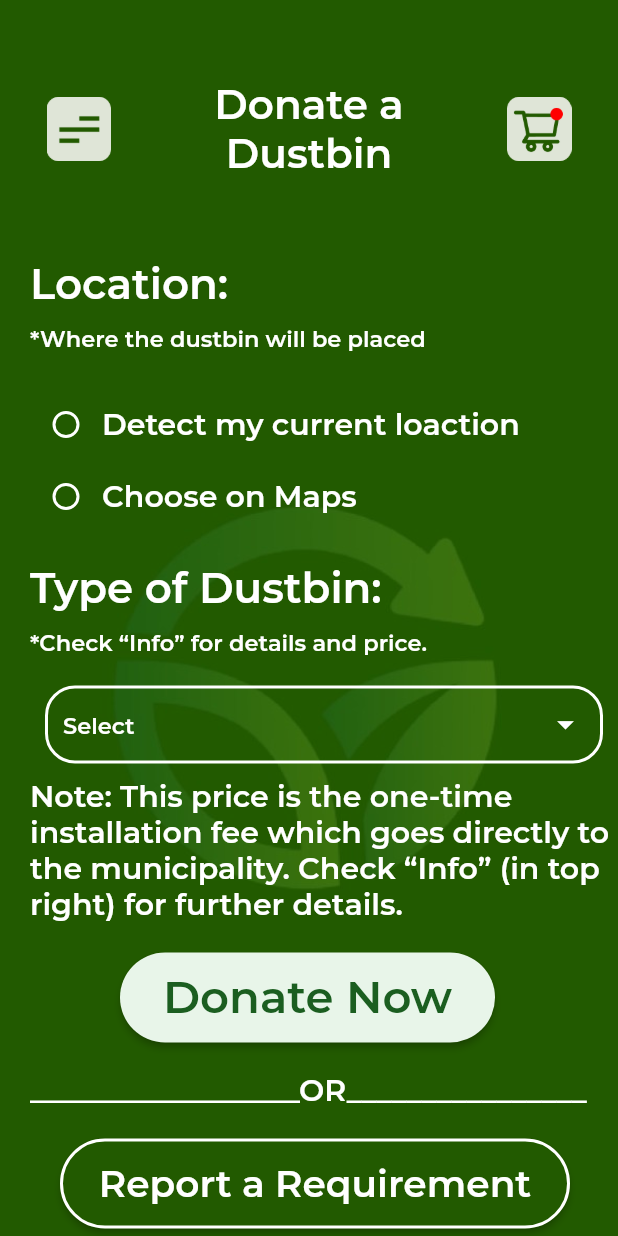
After one commit to rounak610/oxon_app, a Flutter app: the screen it shows after launch, after a tap on "Sign Up", on a phone screen of 412 x 824 dp. The commit adds this screen. Run offline on Flutter 3.47's test engine with Material 2 defaults, Android fonts, the phone set to English and light mode, and no system bars.

Commit message:
donate a dustbin

```diff
--- /dev/null
+++ b/lib/pages/donate_dustbin.dart
@@ -0,0 +1,285 @@
+import 'package:flutter/material.dart';
+import 'package:oxon_app/widgets/custom_appbar.dart';
+import 'package:oxon_app/widgets/custom_drawer.dart';
+
+class DonateDustbin extends StatefulWidget {
+  const DonateDustbin({Key? key}) : super(key: key);
+
+  @override
+  _DonateDustbinState createState() => _DonateDustbinState();
+}
+
+class _DonateDustbinState extends State<DonateDustbin> {
+  int selectedRadio = 1;
+
+  @override
+  void initState()
+  {
+    super.initState();
+    selectedRadio = 0;
+  }
+  setSelectedRadio(int val)
+  {
+    setState(() {
+      selectedRadio = val;
+    });
+  }
+  String ? value;
+  @override
+  Widget build(BuildContext context) {
+    return SafeArea(
+      child: Scaffold(
+        drawer: CustomDrawer(),
+        appBar: CustomAppBar(context, "Donate a Dustbin",
+        [
+          Container(
+            width: 105,
+            height: 105,
+            child: IconButton(
+                onPressed: () {},
+                icon: Container(
+                  width: 43,
+                  height: 43,
+                  alignment: Alignment.center,
+                  decoration: BoxDecoration(
+                      image: DecorationImage(
+                          image: AssetImage("assets/icons/shopping_cart.png"))),
+                )
+            ),
+          )
+        ]
+        ),
+        body: Stack(
+          children: [
+            Container(
+              decoration: BoxDecoration(
+                  image: DecorationImage(
+                      image:
+                      Image.asset('assets/images/products_pg_bg.png')
+                          .image,
+                      fit: BoxFit.cover)),
+            ),
+            SingleChildScrollView(
+              child: Padding(
+                padding : EdgeInsets.fromLTRB(20, 0, 0, 0),
+                child: Column(
+                  crossAxisAlignment: CrossAxisAlignment.start,
+                  children: [
+                    Text(
+                      "Location:",
+                      style: TextStyle(
+                          fontSize: 28,
+                          color: Colors.white,
+                          fontWeight: FontWeight.w700
+                      ),
+                    ),
+                    SizedBox(
+                      height: 10,
+                    ),
+                    Text(
+                      "*Where the dustbin will be placed",
+                      style: TextStyle(
+                          fontSize: 15,
+                          color: Colors.white,
+                          fontWeight: FontWeight.w100
+                      ),
+                    ),
+                    SizedBox(
+                      height: 25,
+                    ),
+                    Row(
+                      children: [
+                        Radio(
+                            value: 1,
+                            groupValue: selectedRadio,
+                            activeColor: Colors.white,
+                            fillColor: MaterialStateProperty.all(Colors.white),
+                            onChanged: (val) => setSelectedRadio(val as int)
+                            ),
+                        Padding(
+                          padding: EdgeInsets.fromLTRB(0, 0, 10, 0),
+                          child: Text(
+                            "Detect my current loaction",
+                            style: TextStyle(
+                                fontSize: 20,
+                                color: Colors.white,
+                                fontWeight: FontWeight.w500
+                            ),
+                          ),
+                        )
+                      ],
+                    ),
+                    Row(
+                      children: [
+                        Radio(
+                            value: 2,
+                            groupValue: selectedRadio,
+                            activeColor: Colors.white,
+                            fillColor: MaterialStateProperty.all(Colors.white),
+                            onChanged: (val) => setSelectedRadio(val as int)
+                        ),
+                        Text(
+                          "Choose on Maps",
+                          style: TextStyle(
+                              fontSize: 20,
+                              color: Colors.white,
+                              fontWeight: FontWeight.w500
+                          ),
+                        )
+                      ],
+                    ),
+                    SizedBox(
+                      height: 20,
+                    ),
+                    Text(
+                      "Type of Dustbin:",
+                      style: TextStyle(
+                          fontSize: 28,
+                          color: Colors.white,
+                          fontWeight: FontWeight.w700
+                      ),
+                    ),
+                    SizedBox(
+                      height: 10,
+                    ),
+                    Text(
+                      "*Check “Info” for details and price.",
+                      style: TextStyle(
+                          fontSize: 15,
+                          color: Colors.white,
+                          fontWeight: FontWeight.w100
+                      ),
+                    ),
+                    SizedBox(
+                      height: 20,
+                    ),
+                    Padding(
+                      padding: EdgeInsets.fromLTRB(10, 0, 10, 0),
+                      child: Container(
+                        padding: EdgeInsets.fromLTRB(10, 0, 10, 0),
+                        decoration: BoxDecoration(
+                          border: Border.all(color: Colors.white, width: 2),
+                          borderRadius: BorderRadius.circular(20),
+                        ),
+                        child: DropdownButtonHideUnderline(
+                          child: DropdownButton<String>(
+                            hint: Text("Select",
+                              style: TextStyle(
+                                  fontSize: 15,
+                                  color: Colors.white,
+                                  fontWeight: FontWeight.w100
+                              ),
+                            ),
+                            value: value,
+                            dropdownColor:  Color.fromARGB(255, 34, 90, 0),
+                            isExpanded: true,
+                            iconSize: 26,
+                            icon: Icon(Icons.arrow_drop_down, color: Colors.white,),
+                            items: <String>['select','item1', 'item2', 'item3', 'item4'].map((String value) {
+                              return DropdownMenuItem<String>(
+                                value: value,
+                                child: Text(value,
+                                  style: TextStyle(
+                                      fontSize: 15,
+                                      color: Colors.white,
+                                      fontWeight: FontWeight.w500
+                                  ),
+                                ),
+                              );
+                            }).toList(),
+                            onChanged: (value) => setState(() => this.value = value),
+                          ),
+                        ),
+                      ),
+                    ),
+                    SizedBox(
+                      height: 10,
+                    ),
+                    Text("Note: This price is the one-time installation fee which goes directly to the municipality. Check “Info” (in top right) for further details.",
+                      style: TextStyle(
+                          fontSize: 20,
+                          color: Colors.white,
+                          fontWeight: FontWeight.w500
+                      ),
+                    ),
+                    SizedBox(
+                      height: 20,
+                    ),
+                    Padding(
+                      padding: EdgeInsets.fromLTRB(60, 0, 0, 0),
+                      child: ConstrainedBox(
+                        constraints: const BoxConstraints.tightFor(width: 250, height: 60),
+                        child: ElevatedButton(
+                          onPressed: (){
+                          },
+                          child: Text(
+                            'Donate Now',
+                            style: TextStyle(
+                                fontSize: 30,
+                                color: Colors.green[900],
+                                fontWeight: FontWeight.bold
+                            ),
+                          ),
+                          style: ElevatedButton.styleFrom(
+                              primary: Colors.green[50],
+                              shape: new RoundedRectangleBorder(
+                                  borderRadius: new BorderRadius.circular(35.0)
+                              )
+                          ),
+                        ),
+                      ),
+                    ),
+                    SizedBox(
+                      height: 20,
+                    ),
+                    Text("__________________OR________________",
+                      style: TextStyle(
+                          fontSize: 20,
+                          color: Colors.white,
+                          fontWeight: FontWeight.w500
+                      ),
+                    ),
+                    SizedBox(
+                      height: 20,
+                    ),
+                    Padding(
+                      padding: EdgeInsets.fromLTRB(20, 0, 0, 0),
+                      child: ConstrainedBox(
+                        constraints: const BoxConstraints.tightFor(width: 340, height: 60),
+                        child: ElevatedButton(
+                          onPressed: (){
+                          },
+                          child: Text(
+                            'Report a Requirement',
+                            style: TextStyle(
+                                fontSize: 25,
+                                color: Colors.white,
+                                fontWeight: FontWeight.bold
+                            ),
+                          ),
+                          style: ElevatedButton.styleFrom(
+                            side: BorderSide(
+                              color: Colors.white,
+                              width: 2
+                            ),
+                              primary:  Color.fromARGB(255, 34, 90, 0),
+                              shape: new RoundedRectangleBorder(
+                                  borderRadius: new BorderRadius.circular(35.0)
+                              )
+                          ),
+                        ),
+                      ),
+                    ),
+                    SizedBox(
+                      height: 20,
+                    )
+                  ],
+                ),
+              ),
+            )
+          ],
+        ),
+      ),
+    );
+  }
+}
--- a/lib/pages/products_pg.dart
+++ b/lib/pages/products_pg.dart
@@ -32,21 +32,11 @@ class _ProductsPageState extends State<ProductsPage> {
                       decoration: BoxDecoration(
                           image: DecorationImage(
                               image: AssetImage("assets/icons/shopping_cart.png"))),
-                    )),
+                    )
+                ),
               )
-              // Builder(
-              //   builder: (context) => IconButton(
-              //       onPressed: () {},
-              //       icon: Container(
-              //         width: 43,
-              //         height: 43,
-              //         alignment: Alignment.center,
-              //         decoration: BoxDecoration(
-              //             image: DecorationImage(
-              //                 image: AssetImage("assets/icons/shopping_cart.png"))),
-              //       )),
-              // )
-            ]),
+            ]
+            ),
             backgroundColor: Color.fromARGB(255, 34, 90, 0),
             body: SafeArea(
               child: Stack(
@@ -855,6 +845,9 @@ class _ProductsPageState extends State<ProductsPage> {
                             ),
                           ),
                         ),
+                        SizedBox(
+                          height: 10,
+                        )
                       ],
                     ),
                   )
--- a/lib/pages/welcome_pg.dart
+++ b/lib/pages/welcome_pg.dart
@@ -1,6 +1,7 @@
 import 'package:flutter/cupertino.dart';
 import 'package:flutter/material.dart';
 import 'package:flutter/widgets.dart';
+import 'package:oxon_app/pages/donate_dustbin.dart';
 import 'package:oxon_app/pages/products_pg.dart';
 import 'package:oxon_app/pages/sigup_pg.dart';
 import 'login_pg.dart';
@@ -72,7 +73,7 @@ class _WelcomePageState extends State<WelcomePage> {
                         ),
                         GestureDetector(
                           onTap: () {
-                            Navigator.push(context, MaterialPageRoute(builder: (context)=>SignupPage()));
+                            Navigator.push(context, MaterialPageRoute(builder: (context)=>DonateDustbin()));
                           },
                           child: Text(
                             "Sign Up",
--- a/lib/widgets/custom_drawer.dart
+++ b/lib/widgets/custom_drawer.dart
@@ -71,6 +71,7 @@ class CustomDrawer extends StatelessWidget {
           _tileItem('My Wallet', 'routename'),
           _tileItem('Let\'s Shop', 'routename'),
           _tileItem('Sustainable Mapping', 'routename'),
+          _tileItem('Donate a Dustbin', 'routename'),
           _tileItem('Explore & Bid', 'routename'),
           Expanded(
             child: Align(
```
